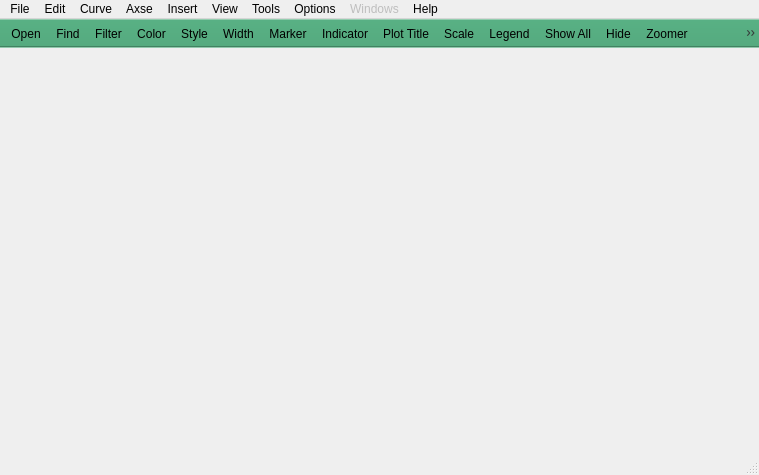
Above: icurve_v2.0.1/icurve/resource/icurve.ui from Sunfe/icurve before the change. Below: the same form after it.
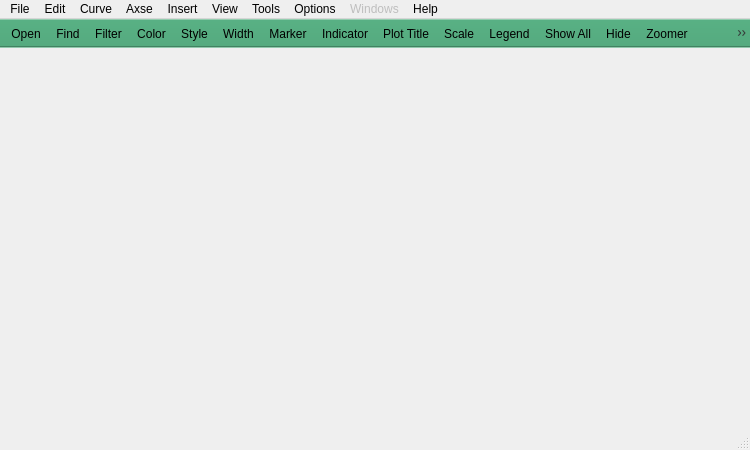
That is the form after the change. Icons and pictures are not drawn.

The edit to the form file:
```diff
--- a/icurve_v2.0.1/icurve/resource/icurve.ui
+++ b/icurve_v2.0.1/icurve/resource/icurve.ui
@@ -6,8 +6,8 @@
    <rect>
     <x>0</x>
     <y>0</y>
-    <width>759</width>
-    <height>475</height>
+    <width>750</width>
+    <height>450</height>
    </rect>
   </property>
   <property name="windowTitle">
@@ -23,7 +23,7 @@
     <rect>
      <x>0</x>
      <y>0</y>
-     <width>759</width>
+     <width>750</width>
      <height>23</height>
     </rect>
    </property>
```
